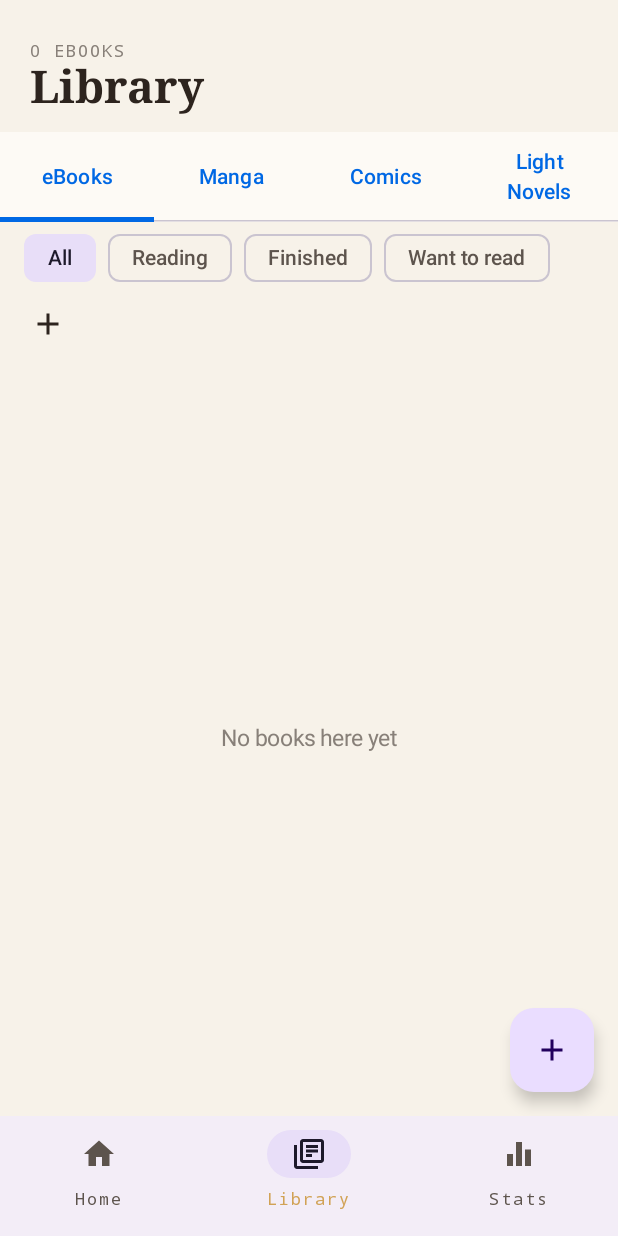
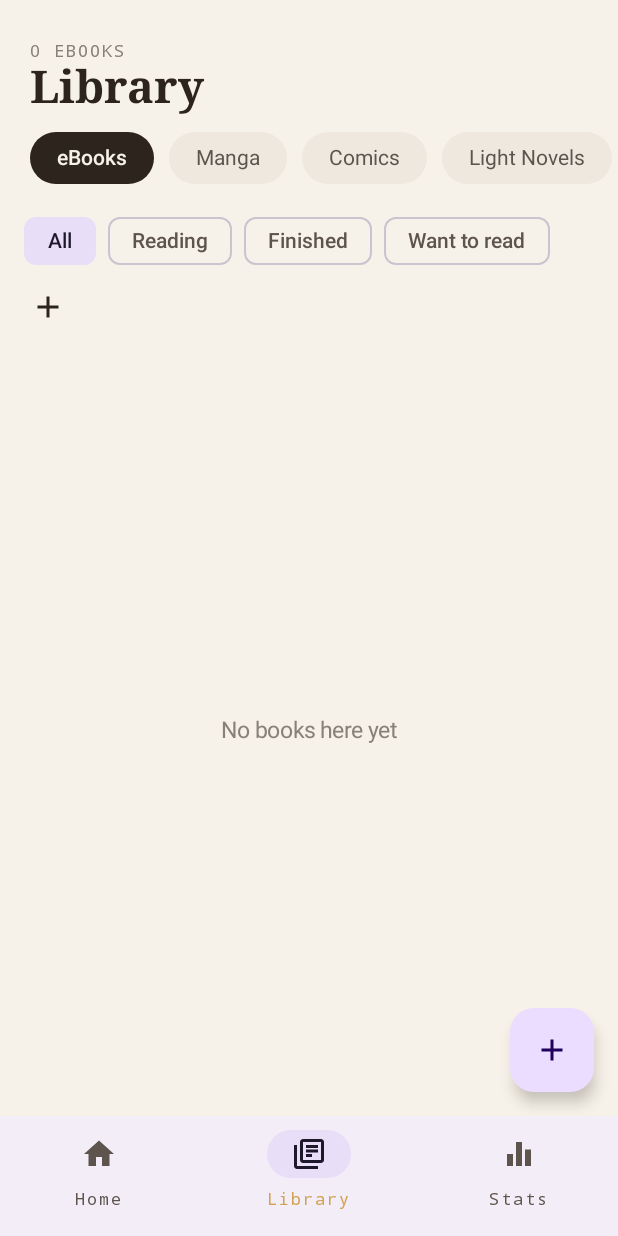
Before and after one commit to jrdtade/book-app, an Android app built with Jetpack Compose: the HomeScreen screen opened through its navigation route, item 2 of the bottom bar chosen, on a phone screen of 412 x 824 dp. Run offline under Robolectric (Android 15) with nearby library versions, the phone set to English and light mode, and no system bars; our stand-ins replace Room's generated code.

Commit message:
Fix empty-library position and restyle Library category tabs
The empty-state card on Home was wrapped in a Box forcing it to the
vertical center of the screen; drop that wrapper so it sits at its
original top position while keeping the centered text inside the card.
Library's eBooks/Manga/Comics/Light Novels switcher now uses a row of
warm-toned pill chips (matching the app's paper/ink palette) instead of
the default Material3 TabRow, which rendered as a flat white bar.

Co-Authored-By: Claude Sonnet 4.6 <noreply@anthropic.com>
Claude-Session: https://claude.ai/code/session_017yVYHPVhHqviWy2dQNeRNj

```diff
--- a/app/src/main/java/com/folio/reader/ui/screens/HomeScreen.kt
+++ b/app/src/main/java/com/folio/reader/ui/screens/HomeScreen.kt
@@ -137,16 +137,7 @@ fun HomeScreen(
             }
         }
 
-        if (reading.isEmpty() && books.isEmpty()) {
-            item {
-                Box(
-                    modifier = Modifier.fillParentMaxHeight(0.8f).fillMaxWidth(),
-                    contentAlignment = Alignment.Center
-                ) {
-                    EmptyLibraryCard(onImport = { launcher.launch(arrayOf("application/epub+zip")) })
-                }
-            }
-        } else if (reading.isEmpty()) {
+        if (reading.isEmpty()) {
             item { EmptyLibraryCard(onImport = { launcher.launch(arrayOf("application/epub+zip")) }) }
         } else {
             val hero = reading.first()
--- a/app/src/main/java/com/folio/reader/ui/screens/LibraryScreen.kt
+++ b/app/src/main/java/com/folio/reader/ui/screens/LibraryScreen.kt
@@ -2,7 +2,10 @@ package com.folio.reader.ui.screens
 
 import androidx.activity.compose.rememberLauncherForActivityResult
 import androidx.activity.result.contract.ActivityResultContracts
+import androidx.compose.animation.animateColorAsState
 import androidx.compose.foundation.ExperimentalFoundationApi
+import androidx.compose.foundation.background
+import androidx.compose.foundation.clickable
 import androidx.compose.foundation.combinedClickable
 import androidx.compose.foundation.layout.Arrangement
 import androidx.compose.foundation.layout.Box
@@ -20,6 +23,7 @@ import androidx.compose.foundation.lazy.grid.GridCells
 import androidx.compose.foundation.lazy.grid.LazyVerticalGrid
 import androidx.compose.foundation.lazy.grid.items
 import androidx.compose.foundation.lazy.items
+import androidx.compose.foundation.shape.RoundedCornerShape
 import androidx.compose.material.icons.Icons
 import androidx.compose.material.icons.filled.Add
 import androidx.compose.material.icons.filled.Check
@@ -32,8 +36,6 @@ import androidx.compose.material3.IconButton
 import androidx.compose.material3.MaterialTheme
 import androidx.compose.material3.OutlinedTextField
 import androidx.compose.material3.Scaffold
-import androidx.compose.material3.Tab
-import androidx.compose.material3.TabRow
 import androidx.compose.material3.Text
 import androidx.compose.material3.TextButton
 import androidx.compose.runtime.Composable
@@ -47,7 +49,9 @@ import android.net.Uri
 import android.provider.OpenableColumns
 import androidx.compose.ui.Alignment
 import androidx.compose.ui.Modifier
+import androidx.compose.ui.draw.clip
 import androidx.compose.ui.platform.LocalContext
+import androidx.compose.ui.text.font.FontWeight
 import androidx.compose.ui.unit.dp
 import com.folio.reader.data.Book
 import com.folio.reader.data.MediaType
@@ -56,7 +60,11 @@ import com.folio.reader.data.ReadStatus
 import com.folio.reader.data.overallProgress
 import com.folio.reader.ui.components.Cover
 import com.folio.reader.ui.folioViewModel
+import com.folio.reader.ui.theme.Ink
+import com.folio.reader.ui.theme.Ink2
 import com.folio.reader.ui.theme.Ink3
+import com.folio.reader.ui.theme.Paper
+import com.folio.reader.ui.theme.Paper3
 
 private enum class LibFilter(val label: String) { ALL("All"), READING("Reading"), FINISHED("Finished"), WANT("Want to read") }
 
@@ -144,15 +152,16 @@ fun LibraryScreen(openBook: (String) -> Unit) {
                 Text("${books.size} ${category.label.uppercase()}", color = Ink3, style = MaterialTheme.typography.labelMedium)
                 Text("Library", style = MaterialTheme.typography.headlineLarge)
             }
-            TabRow(selectedTabIndex = category.ordinal) {
-                LibCategory.entries.forEach { c ->
-                    Tab(
-                        selected = category == c,
-                        onClick = { category = c },
-                        text = { Text(c.label) },
-                    )
+            LazyRow(
+                Modifier.fillMaxWidth(),
+                contentPadding = PaddingValues(horizontal = 20.dp),
+                horizontalArrangement = Arrangement.spacedBy(10.dp),
+            ) {
+                items(LibCategory.entries) { c ->
+                    CategoryPill(label = c.label, selected = category == c, onClick = { category = c })
                 }
             }
+            Spacer(Modifier.height(14.dp))
             LazyRow(
                 Modifier.fillMaxWidth(),
                 contentPadding = PaddingValues(horizontal = 16.dp),
@@ -220,6 +229,27 @@ fun LibraryScreen(openBook: (String) -> Unit) {
     }
 }
 
+@Composable
+private fun CategoryPill(label: String, selected: Boolean, onClick: () -> Unit) {
+    val bg by animateColorAsState(if (selected) Ink else Paper3, label = "categoryPillBg")
+    val fg by animateColorAsState(if (selected) Paper else Ink2, label = "categoryPillFg")
+    Box(
+        Modifier
+            .clip(RoundedCornerShape(50))
+            .background(bg)
+            .clickable(onClick = onClick)
+            .padding(horizontal = 18.dp, vertical = 9.dp),
+    ) {
+        Text(
+            label,
+            color = fg,
+            style = MaterialTheme.typography.labelLarge,
+            fontWeight = if (selected) FontWeight.SemiBold else FontWeight.Normal,
+            maxLines = 1,
+        )
+    }
+}
+
 @OptIn(ExperimentalFoundationApi::class)
 @Composable
 private fun LibraryGridItem(book: Book, onClick: () -> Unit, onLongClick: () -> Unit) {
```
